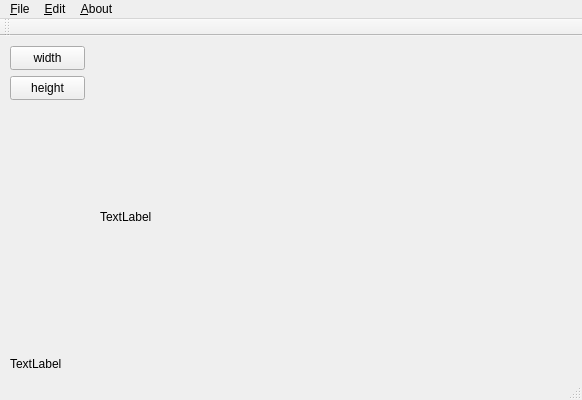
The window that Pineter/Pineter.ui (cstrikest/Pineter) describes before a commit, drawn with Qt 5.
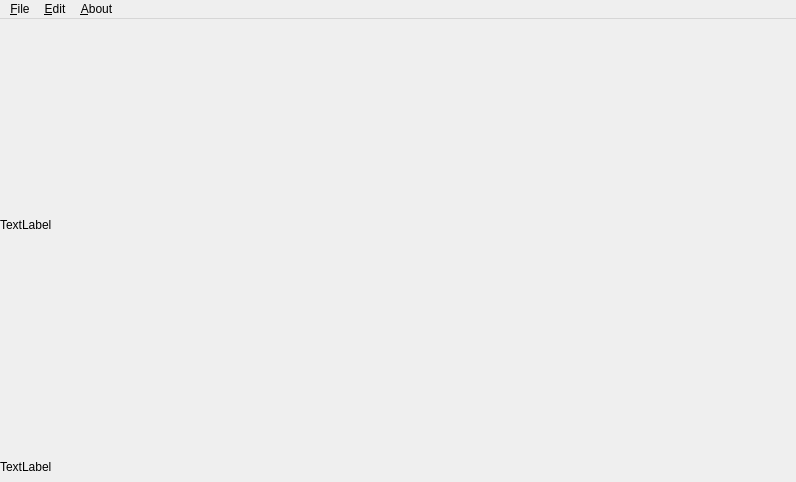
The same window after the commit.

The edit to the form file:
```diff
--- a/Pineter/Pineter.ui
+++ b/Pineter/Pineter.ui
@@ -6,10 +6,16 @@
    <rect>
     <x>0</x>
     <y>0</y>
-    <width>582</width>
-    <height>400</height>
+    <width>796</width>
+    <height>482</height>
    </rect>
   </property>
+  <property name="minimumSize">
+   <size>
+    <width>796</width>
+    <height>482</height>
+   </size>
+  </property>
   <property name="windowTitle">
    <string>Pineter</string>
   </property>
@@ -17,8 +23,8 @@
    <widget class="QLabel" name="stateLabel">
     <property name="geometry">
      <rect>
-      <x>10</x>
-      <y>320</y>
+      <x>0</x>
+      <y>440</y>
       <width>391</width>
       <height>16</height>
      </rect>
@@ -27,39 +33,13 @@
      <string>TextLabel</string>
     </property>
    </widget>
-   <widget class="QPushButton" name="bw">
-    <property name="geometry">
-     <rect>
-      <x>10</x>
-      <y>10</y>
-      <width>75</width>
-      <height>24</height>
-     </rect>
-    </property>
-    <property name="text">
-     <string>width</string>
-    </property>
-   </widget>
-   <widget class="QPushButton" name="bh">
-    <property name="geometry">
-     <rect>
-      <x>10</x>
-      <y>40</y>
-      <width>75</width>
-      <height>24</height>
-     </rect>
-    </property>
-    <property name="text">
-     <string>height</string>
-    </property>
-   </widget>
    <widget class="QLabel" name="imageLabel">
     <property name="geometry">
      <rect>
-      <x>100</x>
-      <y>90</y>
-      <width>331</width>
-      <height>181</height>
+      <x>0</x>
+      <y>0</y>
+      <width>781</width>
+      <height>411</height>
      </rect>
     </property>
     <property name="text">
@@ -72,7 +52,7 @@
     <rect>
      <x>0</x>
      <y>0</y>
-     <width>582</width>
+     <width>796</width>
      <height>22</height>
     </rect>
    </property>
@@ -114,15 +94,6 @@
    <addaction name="menu_Edit"/>
    <addaction name="menu_About"/>
   </widget>
-  <widget class="QToolBar" name="mainToolBar">
-   <attribute name="toolBarArea">
-    <enum>TopToolBarArea</enum>
-   </attribute>
-   <attribute name="toolBarBreak">
-    <bool>false</bool>
-   </attribute>
-  </widget>
-  <widget class="QStatusBar" name="statusBar"/>
   <action name="action_Open">
    <property name="checkable">
     <bool>false</bool>
```
